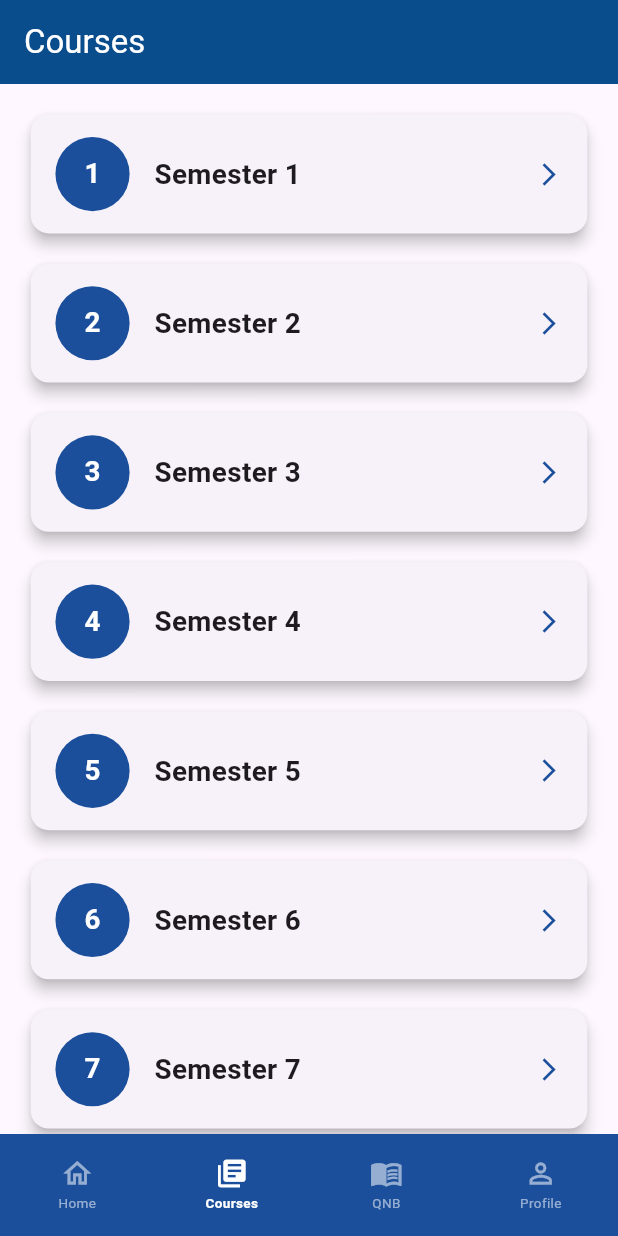
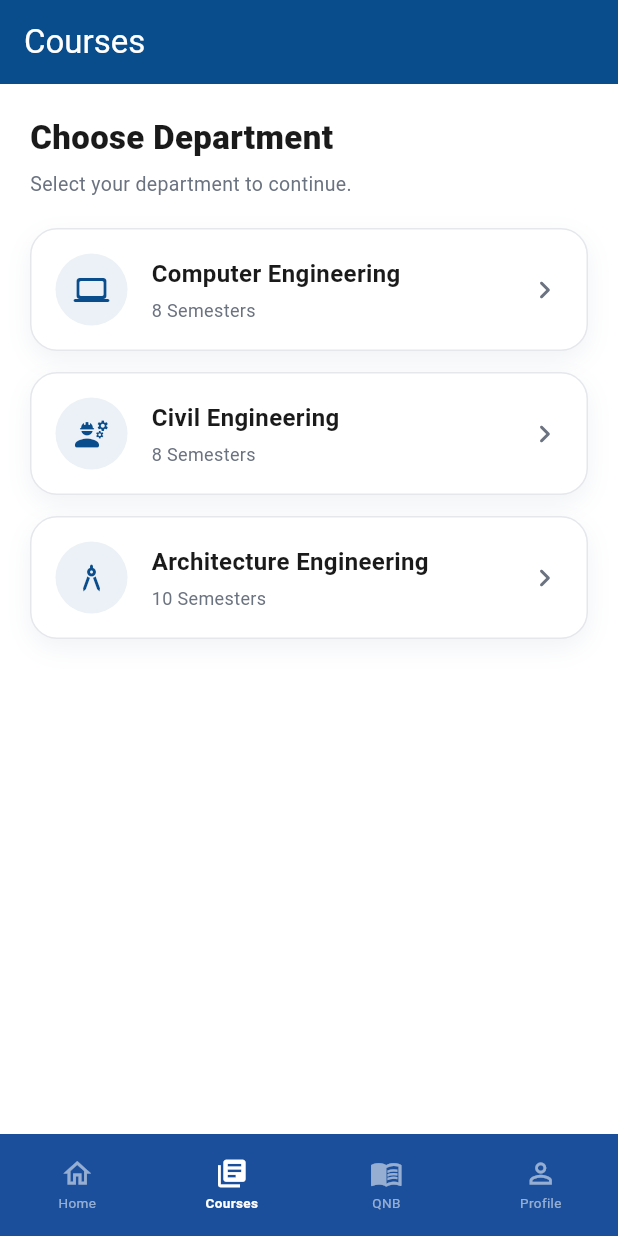
Before and after one commit to alishaswornakar/nexcampus, a Flutter app: the CoursesScreen screen opened directly, on a phone screen of 412 x 824 dp. Run offline on Flutter 3.47's test engine with Material 3 defaults, Android fonts, the phone set to English and light mode, and no system bars; our stand-ins replace bloc, cached_network_image, cloud_firestore, dio, equatable, file_picker and 9 more; missing offline and left inert: flutter_file_dialog, flutter_pdfview, syncfusion_flutter_pdfviewer; accounts and stored records are empty.

Commit message:
student , teacher connection of courses screen done and department selection and semester selection in one screen is implemented on student module.

```diff
--- a/lib/features/student/blocs/courses/screens/courses_screen.dart
+++ b/lib/features/student/blocs/courses/screens/courses_screen.dart
@@ -19,13 +19,47 @@ import 'package:nexcampus_app/features/teachers/teachers_features/notes/model/no
 import 'package:nexcampus_app/features/teachers/teachers_features/notes/repository/note_repository.dart';
 import 'package:nexcampus_app/features/teachers/teachers_features/notes/services/note_service.dart';
 
-class CoursesScreen extends StatelessWidget {
+class CoursesScreen extends StatefulWidget {
   const CoursesScreen({super.key});
 
   @override
+  State<CoursesScreen> createState() => _CoursesScreenState();
+}
+
+class _CoursesScreenState extends State<CoursesScreen> {
+  // Same department -> semester-count map used on the teacher side
+  // (department_semester_selection_screen.dart), so the two flows stay
+  // in sync.
+  final Map<String, int> _departments = const {
+    "Computer Engineering": 8,
+    "Civil Engineering": 8,
+    "Architecture Engineering": 10,
+  };
+
+  String? _selectedDepartment;
+
+  IconData _iconFor(String department) {
+    if (department.contains('Computer')) return Icons.computer_rounded;
+    if (department.contains('Civil')) return Icons.engineering_rounded;
+    return Icons.architecture_rounded;
+  }
+
+  void _openSemester(int semester) {
+    Navigator.push(
+      context,
+      MaterialPageRoute(
+        builder: (_) => _SubjectsScreen(
+          semester: semester,
+          department: _selectedDepartment!,
+        ),
+      ),
+    );
+  }
+
+  @override
   Widget build(BuildContext context) {
-    final size = MediaQuery.of(context).size;
     final User? currentUser = FirebaseAuth.instance.currentUser;
+
     return PopScope(
       canPop: false,
       onPopInvokedWithResult: (didPop, result) {
@@ -39,6 +73,7 @@ class CoursesScreen extends StatelessWidget {
         }
       },
       child: Scaffold(
+        backgroundColor: AppTheme.background,
         appBar: AppBar(
           automaticallyImplyLeading: false,
           title: const Text('Courses'),
@@ -46,66 +81,178 @@ class CoursesScreen extends StatelessWidget {
           foregroundColor: Colors.white,
         ),
         bottomNavigationBar: const AppBottomNavBar(currentIndex: 1),
-        body: ListView.separated(
-          padding: EdgeInsets.all(size.width * 0.04),
-          itemCount: 8,
-          separatorBuilder: (_, __) => SizedBox(height: size.height * 0.015),
+        body: SingleChildScrollView(
+          padding: const EdgeInsets.all(20),
+          child: Column(
+            crossAxisAlignment: CrossAxisAlignment.start,
+            children: [
+              const Text(
+                'Choose Department',
+                style: TextStyle(
+                  fontSize: 22,
+                  fontWeight: FontWeight.w800,
+                  color: AppTheme.textPrimary,
+                ),
+              ),
+              const SizedBox(height: 6),
+              const Text(
+                'Select your department to continue.',
+                style: TextStyle(fontSize: 13, color: AppTheme.textSecondary),
+              ),
+              const SizedBox(height: 20),
+              ..._departments.entries.map(
+                (entry) => Padding(
+                  padding: const EdgeInsets.only(bottom: 14),
+                  child: _departmentCard(
+                    title: entry.key,
+                    semesterCount: entry.value,
+                    icon: _iconFor(entry.key),
+                  ),
+                ),
+              ),
+              if (_selectedDepartment != null) ...[
+                const SizedBox(height: 10),
+                const Divider(color: AppTheme.border),
+                const SizedBox(height: 20),
+                const Text(
+                  'Choose Semester',
+                  style: TextStyle(
+                    fontSize: 22,
+                    fontWeight: FontWeight.w800,
+                    color: AppTheme.textPrimary,
+                  ),
+                ),
+                const SizedBox(height: 6),
+                const Text(
+                  'Select a semester to view its courses.',
+                  style: TextStyle(fontSize: 13, color: AppTheme.textSecondary),
+                ),
+                const SizedBox(height: 20),
+                GridView.builder(
+                  shrinkWrap: true,
+                  physics: const NeverScrollableScrollPhysics(),
+                  itemCount: _departments[_selectedDepartment]!,
+                  gridDelegate: const SliverGridDelegateWithFixedCrossAxisCount(
+                    crossAxisCount: 2,
+                    crossAxisSpacing: 14,
+                    mainAxisSpacing: 14,
+                    childAspectRatio: 2.3,
+                  ),
                   itemBuilder: (context, index) {
                     final semester = index + 1;
-            return _buildSemesterTile(context, semester, size);
+                    return _semesterChip(semester);
                   },
+                ),
+              ],
+              const SizedBox(height: 12),
+            ],
+          ),
         ),
       ),
     );
   }
 
-  Widget _buildSemesterTile(BuildContext context, int semester, Size size) {
-    return Card(
-      elevation: 4,
-      shape: RoundedRectangleBorder(borderRadius: BorderRadius.circular(12)),
-      child: InkWell(
-        borderRadius: BorderRadius.circular(12),
-        onTap: () => Navigator.push(
-          context,
-          MaterialPageRoute(
-            builder: (_) => _SubjectsScreen(semester: semester),
+  Widget _departmentCard({
+    required String title,
+    required int semesterCount,
+    required IconData icon,
+  }) {
+    final selected = _selectedDepartment == title;
+
+    return InkWell(
+      borderRadius: BorderRadius.circular(18),
+      onTap: () => setState(() => _selectedDepartment = title),
+      child: AnimatedContainer(
+        duration: const Duration(milliseconds: 200),
+        padding: const EdgeInsets.all(16),
+        decoration: BoxDecoration(
+          color: selected ? AppTheme.primary : AppTheme.background,
+          borderRadius: BorderRadius.circular(18),
+          border: Border.all(
+            color: selected ? AppTheme.primary : AppTheme.border,
           ),
+          boxShadow: [
+            BoxShadow(
+              color: AppTheme.primary.withValues(alpha: 0.06),
+              blurRadius: 14,
+              offset: const Offset(0, 6),
             ),
-        child: Padding(
-          padding: EdgeInsets.symmetric(
-            horizontal: size.width * 0.04,
-            vertical: size.height * 0.018,
+          ],
         ),
         child: Row(
           children: [
             CircleAvatar(
-                radius: size.width * 0.06,
-                backgroundColor: const Color(0xFF1B4F9B),
-                child: Text(
-                  '$semester',
-                  style: TextStyle(
-                    color: Colors.white,
-                    fontWeight: FontWeight.bold,
-                    fontSize: size.width * 0.045,
+              radius: 24,
+              backgroundColor: selected
+                  ? Colors.white.withValues(alpha: 0.15)
+                  : AppTheme.secondary.withValues(alpha: 0.08),
+              child: Icon(
+                icon,
+                color: selected ? Colors.white : AppTheme.secondary,
+                size: 24,
               ),
             ),
+            const SizedBox(width: 16),
+            Expanded(
+              child: Column(
+                crossAxisAlignment: CrossAxisAlignment.start,
+                children: [
+                  Text(
+                    title,
+                    style: TextStyle(
+                      fontSize: 16,
+                      fontWeight: FontWeight.w700,
+                      color: selected ? Colors.white : AppTheme.textPrimary,
                     ),
-              SizedBox(width: size.width * 0.04),
-              Expanded(
+                  ),
+                  const SizedBox(height: 4),
+                  Text(
+                    '$semesterCount Semesters',
+                    style: TextStyle(
+                      fontSize: 12,
+                      color: selected ? Colors.white70 : AppTheme.textSecondary,
+                    ),
+                  ),
+                ],
+              ),
+            ),
+            Icon(
+              selected
+                  ? Icons.check_circle_rounded
+                  : Icons.chevron_right_rounded,
+              color: selected ? Colors.white : AppTheme.textSecondary,
+            ),
+          ],
+        ),
+      ),
+    );
+  }
+
+  Widget _semesterChip(int semester) {
+    return InkWell(
+      borderRadius: BorderRadius.circular(14),
+      onTap: () => _openSemester(semester),
+      child: Container(
+        decoration: BoxDecoration(
+          color: AppTheme.background,
+          borderRadius: BorderRadius.circular(14),
+          border: Border.all(color: AppTheme.border),
+          boxShadow: [
+            BoxShadow(
+              color: AppTheme.primary.withValues(alpha: 0.05),
+              blurRadius: 10,
+              offset: const Offset(0, 4),
+            ),
+          ],
+        ),
+        child: Center(
           child: Text(
             'Semester $semester',
-                  style: TextStyle(
-                    fontSize: size.width * 0.045,
-                    fontWeight: FontWeight.w600,
+            style: const TextStyle(
+              fontSize: 14,
+              fontWeight: FontWeight.w700,
+              color: AppTheme.textPrimary,
             ),
-                ),
-              ),
-              const Icon(
-                Icons.arrow_forward_ios,
-                size: 18,
-                color: Color(0xFF1B4F9B),
-              ),
-            ],
           ),
         ),
       ),
@@ -128,7 +275,14 @@ class CoursesScreen extends StatelessWidget {
 ///    `NoteScreen` writes to), and lets the student open each file.
 class _SubjectsScreen extends StatefulWidget {
   final int semester;
-  const _SubjectsScreen({required this.semester});
+
+  /// Passed in directly from the new department-selection step on
+  /// [CoursesScreen]. When null (e.g. if this screen is ever pushed from
+  /// elsewhere without a selection), falls back to the student's own
+  /// department from their profile, same as before.
+  final String? department;
+
+  const _SubjectsScreen({required this.semester, this.department});
 
   @override
   State<_SubjectsScreen> createState() => _SubjectsScreenState();
@@ -146,7 +300,12 @@ class _SubjectsScreenState extends State<_SubjectsScreen> {
   @override
   void initState() {
     super.initState();
+    if (widget.department != null && widget.department!.trim().isNotEmpty) {
+      _department = widget.department;
+      _loadingDepartment = false;
+    } else {
       _loadDepartment();
+    }
   }
 
   Future<void> _loadDepartment() async {
@@ -180,6 +339,30 @@ class _SubjectsScreenState extends State<_SubjectsScreen> {
     }
   }
 
+  /// Normalizes a subject/course string so matching survives common
+  /// real-world typos: casing, punctuation, extra spaces, and roman
+  /// numerals typed as digits (e.g. "Calculus I" vs "Calculus 1").
+  String _normalize(String input) {
+    var s = input.toLowerCase().trim();
+    s = s.replaceAll(RegExp(r'[^\w\s]'), ''); // strip punctuation
+    s = s.replaceAll(RegExp(r'\s+'), ' '); // collapse whitespace
+
+    const romanToDigit = {
+      ' i': ' 1',
+      ' ii': ' 2',
+      ' iii': ' 3',
+      ' iv': ' 4',
+      ' v': ' 5',
+    };
+    for (final entry in romanToDigit.entries) {
+      if (s.endsWith(entry.key)) {
+        s = s.substring(0, s.length - entry.key.length) + entry.value;
+        break;
+      }
+    }
+    return s.trim();
+  }
+
   /// Loosely matches a live Firestore [CourseModel] to an entry in the
   /// local `semesterSubjects` map (semester_data1.dart), so the Drive
   /// links (syllabus/notes/qnb) configured there can be resolved for
@@ -188,19 +371,23 @@ class _SubjectsScreenState extends State<_SubjectsScreen> {
   /// fall back to the shared root/QNB folders for an empty/partial map.
   Map<String, String> _subjectDataFor(CourseModel course) {
     final subjects = semesterSubjects[widget.semester] ?? [];
-    final courseName = course.courseName.toLowerCase().trim();
-    final courseCode = course.courseCode.toLowerCase().trim();
+    final courseName = _normalize(course.courseName);
+    final courseCode = _normalize(course.courseCode);
 
     for (final subject in subjects) {
-      final name = (subject['name'] ?? '').toLowerCase().trim();
-      final shortName = (subject['shortName'] ?? '').toLowerCase().trim();
+      final name = _normalize(subject['name'] ?? '');
+      final shortName = _normalize(subject['shortName'] ?? '');
 
-      if (name == courseName ||
-          shortName == courseCode ||
-          (name.isNotEmpty && courseName.contains(name)) ||
-          (courseName.isNotEmpty && name.contains(courseName))) {
-        return subject;
-      }
+      if (name.isEmpty) continue;
+
+      final matches =
+          name == courseName ||
+          (shortName.isNotEmpty &&
+              (shortName == courseCode || shortName == courseName)) ||
+          courseName.contains(name) ||
+          (courseName.isNotEmpty && name.contains(courseName));
+
+      if (matches) return subject;
     }
     return const {};
   }
@@ -310,9 +497,10 @@ class _SubjectsScreenState extends State<_SubjectsScreen> {
     final size = MediaQuery.of(context).size;
 
     return Scaffold(
+      backgroundColor: AppTheme.background,
       appBar: AppBar(
         title: Text('Semester ${widget.semester} Courses'),
-        backgroundColor: const Color(0xFF1B4F9B),
+        backgroundColor: AppTheme.secondary,
         foregroundColor: Colors.white,
       ),
       bottomNavigationBar: const AppBottomNavBar(currentIndex: 1),
@@ -325,7 +513,10 @@ class _SubjectsScreenState extends State<_SubjectsScreen> {
                 child: Text(
                   _departmentError!,
                   textAlign: TextAlign.center,
-                  style: const TextStyle(fontSize: 16, color: Colors.grey),
+                  style: const TextStyle(
+                    fontSize: 16,
+                    color: AppTheme.textSecondary,
+                  ),
                 ),
               ),
             )
@@ -346,10 +537,30 @@ class _SubjectsScreenState extends State<_SubjectsScreen> {
                 final courses = snapshot.data ?? [];
 
                 if (courses.isEmpty) {
-                  return const Center(
-                    child: Text(
+                  return Center(
+                    child: Padding(
+                      padding: const EdgeInsets.all(24),
+                      child: Column(
+                        mainAxisSize: MainAxisSize.min,
+                        children: [
+                          Icon(
+                            Icons.menu_book_outlined,
+                            size: 56,
+                            color: AppTheme.textSecondary.withValues(
+                              alpha: 0.5,
+                            ),
+                          ),
+                          const SizedBox(height: 14),
+                          const Text(
                             'No courses added for this semester yet.',
-                      style: TextStyle(fontSize: 16, color: Colors.grey),
+                            textAlign: TextAlign.center,
+                            style: TextStyle(
+                              fontSize: 15,
+                              color: AppTheme.textSecondary,
+                            ),
+                          ),
+                        ],
+                      ),
                     ),
                   );
                 }
```
Also changed, not shown: lib/features/student/blocs/attendance/widgets/attendance_filter.dart (+8 -1 lines), lib/features/teachers/teachers_features/courses/screens/add_course_screen.dart (+111 -83 lines), lib/features/teachers/teachers_features/notices/screens/notice_detail_screen.dart (+33 -106 lines). Lines whose indentation alone changed are shown as unchanged.
